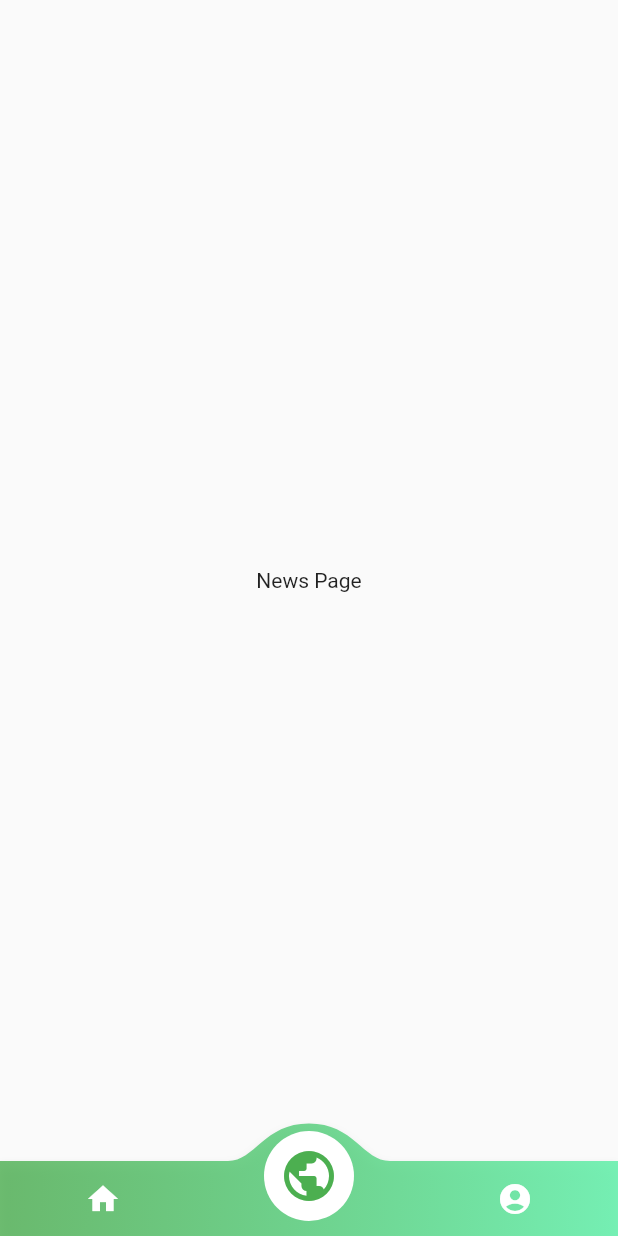
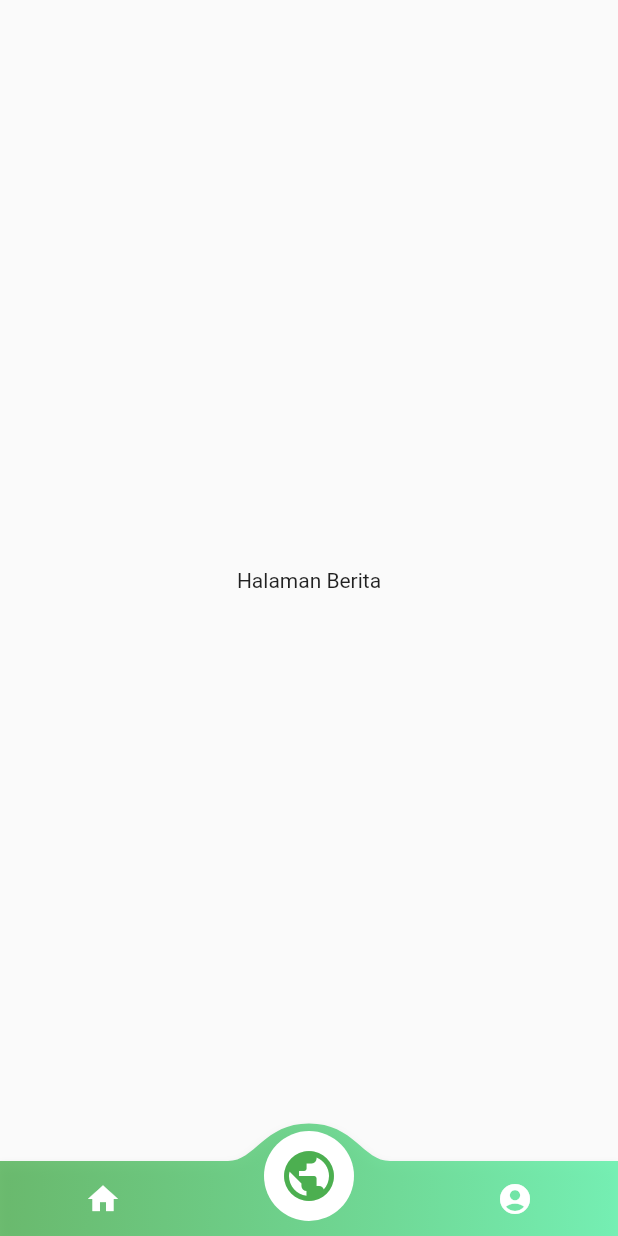
Before and after one commit to Habibakbar28/Capstone, a Flutter app: the screen it shows after launch, item 2 of the bottom bar chosen, on a phone screen of 412 x 824 dp. Run offline on Flutter 3.47's test engine with Material 2 defaults, Android fonts, the phone set to English and light mode, and no system bars; drawn by our look-alikes of convex_bottom_bar.

Commit message:
Update news_list_page.dart
Mengbah teks halamang berita

```diff
--- a/sampahku/lib/ui/news_list_page.dart
+++ b/sampahku/lib/ui/news_list_page.dart
@@ -6,7 +6,7 @@ class NewsListPage extends StatelessWidget {
   Widget build(BuildContext context) {
     return Scaffold(
       body: Center(
-        child: Text('News Page'),
+        child: Text('Halaman Berita'),
       ),
     );
   }
```
